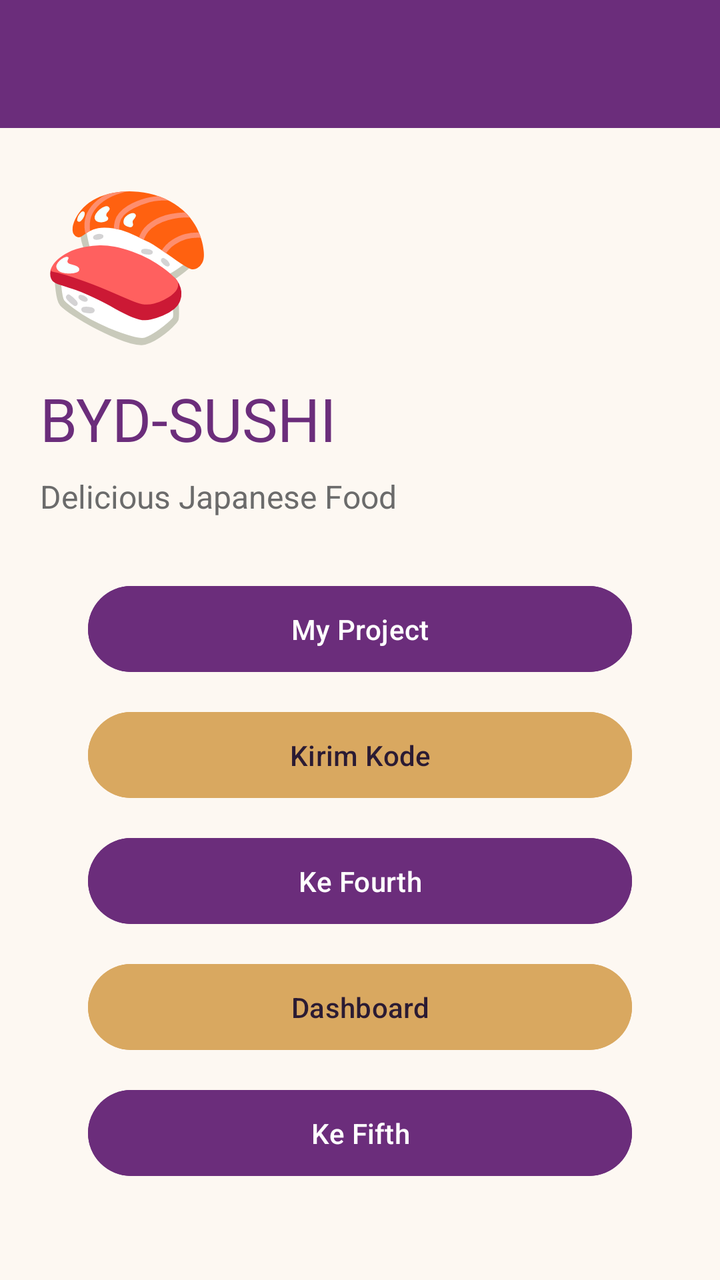
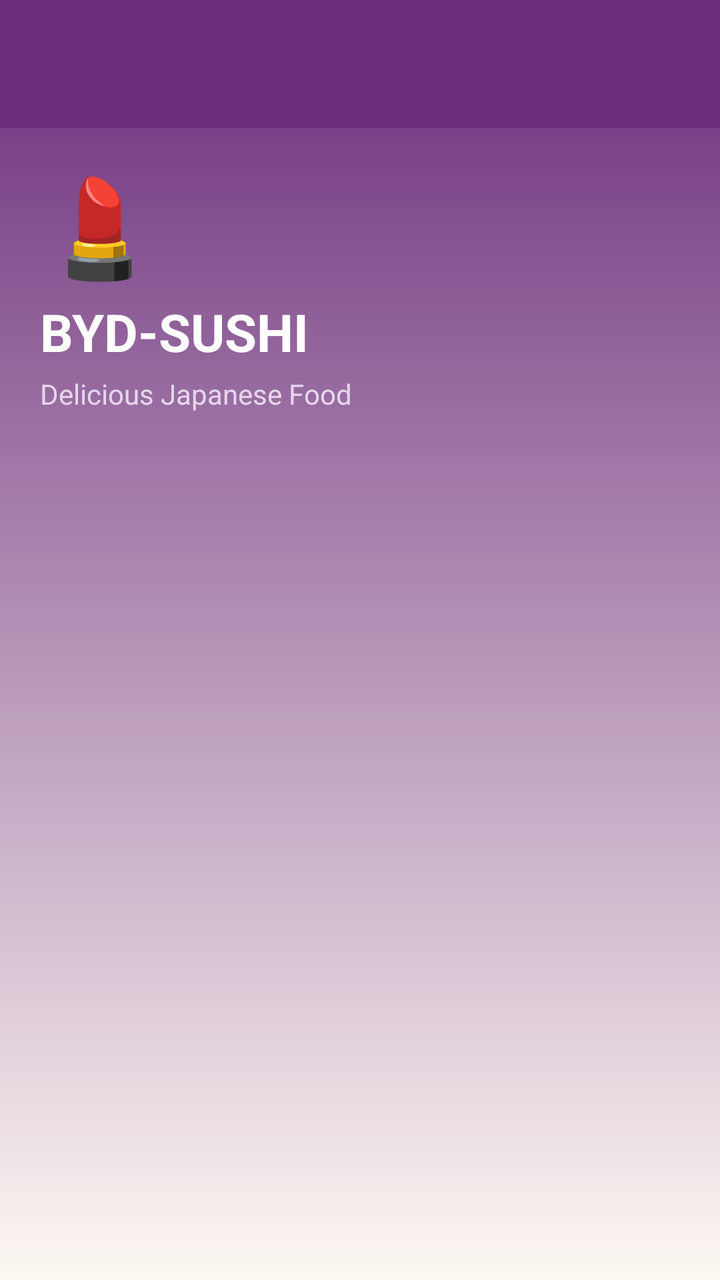

Two renders of the same Android screen: before a commit and after it. Below are the layout's source before the change and the commit's diff.
<!-- AndroidManifest.xml: application theme Theme.BYDSushi -->
<!-- res/layout/fragment_home.xml -->
<?xml version="1.0" encoding="utf-8"?>
<androidx.constraintlayout.widget.ConstraintLayout
    xmlns:android="http://schemas.android.com/apk/res/android"
    xmlns:app="http://schemas.android.com/apk/res-auto"
    android:layout_width="match_parent"
    android:layout_height="match_parent"
    android:background="@color/cream_bg">

    <androidx.appcompat.widget.Toolbar
        android:id="@+id/toolbar"
        android:layout_width="0dp"
        android:layout_height="?attr/actionBarSize"
        android:background="@color/purple_primary"
        android:theme="@style/ThemeOverlay.MaterialComponents.Dark.ActionBar"
        app:layout_constraintEnd_toEndOf="parent"
        app:layout_constraintStart_toStartOf="parent"
        app:layout_constraintTop_toTopOf="parent"
        app:titleTextColor="@android:color/white" />

    <androidx.core.widget.NestedScrollView
        android:layout_width="0dp"
        android:layout_height="0dp"
        android:clipToPadding="false"
        app:layout_constraintBottom_toBottomOf="parent"
        app:layout_constraintEnd_toEndOf="parent"
        app:layout_constraintStart_toStartOf="parent"
        app:layout_constraintTop_toBottomOf="@id/toolbar">

        <LinearLayout
            android:layout_width="match_parent"
            android:layout_height="wrap_content"
            android:orientation="vertical"
            android:padding="20dp">

            <TextView
                android:layout_width="wrap_content"
                android:layout_height="wrap_content"
                android:text="🍣"
                android:textSize="70sp" />

            <TextView
                android:layout_width="wrap_content"
                android:layout_height="wrap_content"
                android:layout_marginTop="12dp"
                android:text="@string/brand"
                android:textColor="@color/purple_primary"
                android:textSize="30sp" />

            <TextView
                android:layout_width="wrap_content"
                android:layout_height="wrap_content"
                android:layout_marginTop="8dp"
                android:text="@string/tagline"
                android:textColor="@color/text_secondary"
                android:textSize="16sp" />

            <Button
                android:id="@+id/btnMyProject"
                android:layout_width="match_parent"
                android:layout_height="wrap_content"
                android:layout_marginHorizontal="24dp"
                android:layout_marginTop="30dp"
                android:backgroundTint="@color/purple_primary"
                android:paddingVertical="12dp"
                android:text="@string/btn_my_project"
                android:textColor="@color/white" />


            <Button
                android:id="@+id/btnKirimKode"
                android:layout_width="match_parent"
                android:layout_height="wrap_content"
                android:layout_marginHorizontal="24dp"
                android:layout_marginTop="12dp"
                android:backgroundTint="@color/gold"
                android:paddingVertical="12dp"
                android:text="@string/btn_kirim_kode"
                android:textColor="@color/text_primary" />

            <Button
                android:id="@+id/btnToFourth"
                android:layout_width="match_parent"
                android:layout_height="wrap_content"
                android:layout_marginHorizontal="24dp"
                android:layout_marginTop="12dp"
                android:backgroundTint="@color/purple_primary"
                android:paddingVertical="12dp"
                android:text="@string/btn_to_fourth"
                android:textColor="@color/white" />

            <Button
                android:id="@+id/btnDashboard"
                android:layout_width="match_parent"
                android:layout_height="wrap_content"
                android:layout_marginHorizontal="24dp"
                android:layout_marginTop="12dp"
                android:backgroundTint="@color/gold"
                android:paddingVertical="12dp"
                android:text="Dashboard"
                android:textColor="@color/text_primary" />


            <Button
                android:id="@+id/btnToFifth"
                android:layout_width="match_parent"
                android:layout_height="wrap_content"
                android:layout_marginHorizontal="24dp"
                android:layout_marginTop="12dp"
                android:backgroundTint="@color/purple_primary"
                android:paddingVertical="12dp"
                android:text="Ke Fifth"
                android:textColor="@color/white" />


        </LinearLayout>
    </androidx.core.widget.NestedScrollView>
</androidx.constraintlayout.widget.ConstraintLayout>
<!-- resources referenced by this layout -->
<resources>
  <color name="cream_bg">#FDF8F2</color>
  <color name="gold">#D9A860</color>
  <color name="purple_primary">#6B2D7B</color>
  <color name="text_primary">#2B1B33</color>
  <color name="text_secondary">#6B6B6B</color>
  <color name="white">#FFFFFF</color>
  <string name="brand">BYD-SUSHI</string>
  <string name="btn_kirim_kode">Kirim Kode</string>
  <string name="btn_my_project">My Project</string>
  <string name="btn_to_fourth">Ke Fourth</string>
  <string name="tagline">Delicious Japanese Food</string>
  <style name="Theme.BYDSushi" parent="Base.Theme.BYDSushi" />
  <style name="Base.Theme.BYDSushi" parent="Theme.Material3.DayNight.NoActionBar">
  
          
          
      </style>
</resources>

<!-- the commit's change to res/layout/fragment_home.xml (unified diff, before → after) -->
@@ -4,7 +4,7 @@
     xmlns:app="http://schemas.android.com/apk/res-auto"
     android:layout_width="match_parent"
     android:layout_height="match_parent"
-    android:background="@color/cream_bg">
+    android:background="@drawable/bg_home">
 
     <androidx.appcompat.widget.Toolbar
         android:id="@+id/toolbar"
@@ -17,101 +17,51 @@
         app:layout_constraintTop_toTopOf="parent"
         app:titleTextColor="@android:color/white" />
 
-    <androidx.core.widget.NestedScrollView
+    <LinearLayout
+        android:id="@+id/header"
         android:layout_width="0dp"
-        android:layout_height="0dp"
-        android:clipToPadding="false"
-        app:layout_constraintBottom_toBottomOf="parent"
+        android:layout_height="wrap_content"
+        android:orientation="vertical"
+        android:paddingHorizontal="20dp"
+        android:paddingTop="16dp"
+        android:paddingBottom="8dp"
         app:layout_constraintEnd_toEndOf="parent"
         app:layout_constraintStart_toStartOf="parent"
         app:layout_constraintTop_toBottomOf="@id/toolbar">
 
-        <LinearLayout
-            android:layout_width="match_parent"
+        <TextView
+            android:layout_width="wrap_content"
             android:layout_height="wrap_content"
-            android:orientation="vertical"
-            android:padding="20dp">
+            android:text="💄"
+            android:textSize="48sp" />
 
-            <TextView
-                android:layout_width="wrap_content"
-                android:layout_height="wrap_content"
-                android:text="🍣"
-                android:textSize="70sp" />
+        <TextView
+            android:layout_width="wrap_content"
+            android:layout_height="wrap_content"
+            android:layout_marginTop="4dp"
+            android:text="@string/brand"
+            android:textColor="@android:color/white"
+            android:textSize="26sp"
+            android:textStyle="bold" />
 
-            <TextView
-                android:layout_width="wrap_content"
-                android:layout_height="wrap_content"
-                android:layout_marginTop="12dp"
-                android:text="@string/brand"
-                android:textColor="@color/purple_primary"
-                android:textSize="30sp" />
+        <TextView
+            android:layout_width="wrap_content"
+            android:layout_height="wrap_content"
+            android:layout_marginTop="4dp"
+            android:text="@string/tagline"
+            android:textColor="#E6D5EC"
+            android:textSize="14sp" />
+    </LinearLayout>
 
-            <TextView
-                android:layout_width="wrap_content"
-                android:layout_height="wrap_content"
-                android:layout_marginTop="8dp"
-                android:text="@string/tagline"
-                android:textColor="@color/text_secondary"
-                android:textSize="16sp" />
+    <androidx.recyclerview.widget.RecyclerView
+        android:id="@+id/rvHomeMenu"
+        android:layout_width="0dp"
+        android:layout_height="0dp"
+        android:clipToPadding="false"
+        android:padding="12dp"
+        app:layout_constraintBottom_toBottomOf="parent"
+        app:layout_constraintEnd_toEndOf="parent"
+        app:layout_constraintStart_toStartOf="parent"
+        app:layout_constraintTop_toBottomOf="@id/header" />
 
-            <Button
-                android:id="@+id/btnMyProject"
-                android:layout_width="match_parent"
-                android:layout_height="wrap_content"
-                android:layout_marginHorizontal="24dp"
-                android:layout_marginTop="30dp"
-                android:backgroundTint="@color/purple_primary"
-                android:paddingVertical="12dp"
-                android:text="@string/btn_my_project"
-                android:textColor="@color/white" />
-
-
-            <Button
-                android:id="@+id/btnKirimKode"
-                android:layout_width="match_parent"
-                android:layout_height="wrap_content"
-                android:layout_marginHorizontal="24dp"
-                android:layout_marginTop="12dp"
-                android:backgroundTint="@color/gold"
-                android:paddingVertical="12dp"
-                android:text="@string/btn_kirim_kode"
-                android:textColor="@color/text_primary" />
-
-            <Button
-                android:id="@+id/btnToFourth"
-                android:layout_width="match_parent"
-                android:layout_height="wrap_content"
-                android:layout_marginHorizontal="24dp"
-                android:layout_marginTop="12dp"
-                android:backgroundTint="@color/purple_primary"
-                android:paddingVertical="12dp"
-                android:text="@string/btn_to_fourth"
-                android:textColor="@color/white" />
-
-            <Button
-                android:id="@+id/btnDashboard"
-                android:layout_width="match_parent"
-                android:layout_height="wrap_content"
-                android:layout_marginHorizontal="24dp"
-                android:layout_marginTop="12dp"
-                android:backgroundTint="@color/gold"
-                android:paddingVertical="12dp"
-                android:text="Dashboard"
-                android:textColor="@color/text_primary" />
-
-
-            <Button
-                android:id="@+id/btnToFifth"
-                android:layout_width="match_parent"
-                android:layout_height="wrap_content"
-                android:layout_marginHorizontal="24dp"
-                android:layout_marginTop="12dp"
-                android:backgroundTint="@color/purple_primary"
-                android:paddingVertical="12dp"
-                android:text="Ke Fifth"
-                android:textColor="@color/white" />
-
-
-        </LinearLayout>
-    </androidx.core.widget.NestedScrollView>
 </androidx.constraintlayout.widget.ConstraintLayout>
<!-- resource entries referenced after the edit -->
@@ -1,15 +1,17 @@
 <!-- resources referenced by this layout -->
 <resources>
   <color name="cream_bg">#FDF8F2</color>
-  <color name="gold">#D9A860</color>
   <color name="purple_primary">#6B2D7B</color>
-  <color name="text_primary">#2B1B33</color>
-  <color name="text_secondary">#6B6B6B</color>
-  <color name="white">#FFFFFF</color>
+  <!-- drawable bg_home (drawable) -->
+  <?xml version="1.0" encoding="utf-8"?>
+  <shape xmlns:android="http://schemas.android.com/apk/res/android"
+      android:shape="rectangle">
+      <gradient
+          android:angle="270"
+          android:startColor="@color/purple_primary"
+          android:endColor="@color/cream_bg" />
+  </shape>
   <string name="brand">BYD-SUSHI</string>
-  <string name="btn_kirim_kode">Kirim Kode</string>
-  <string name="btn_my_project">My Project</string>
-  <string name="btn_to_fourth">Ke Fourth</string>
   <string name="tagline">Delicious Japanese Food</string>
   <style name="Theme.BYDSushi" parent="Base.Theme.BYDSushi" />
   <style name="Base.Theme.BYDSushi" parent="Theme.Material3.DayNight.NoActionBar">
